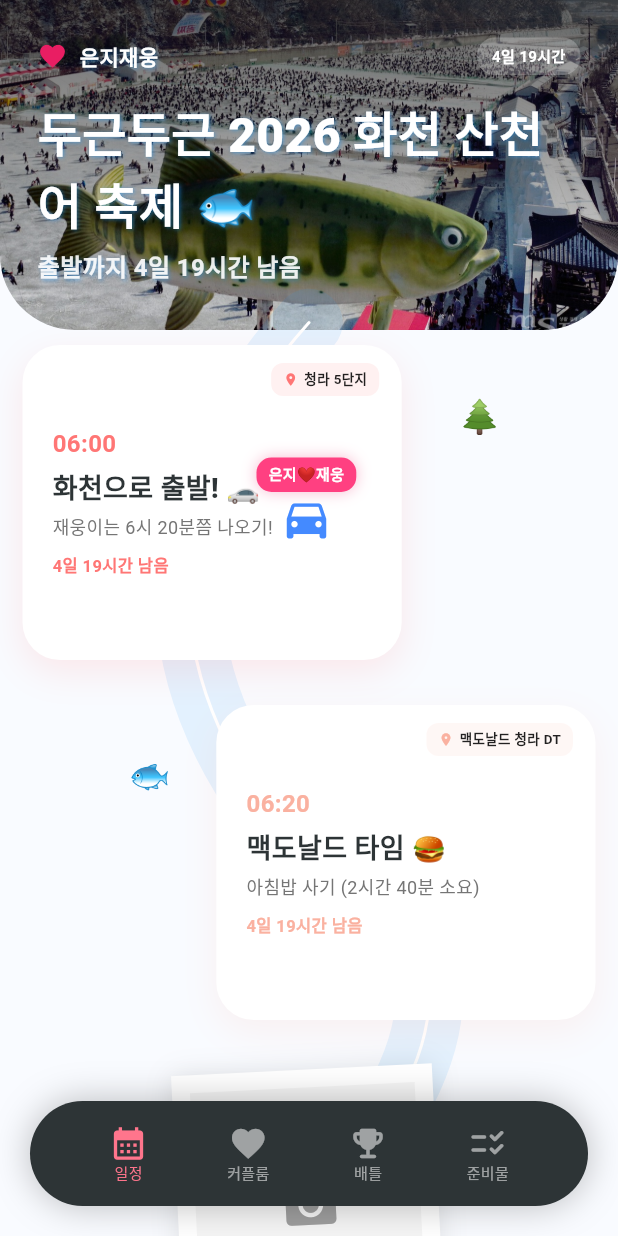
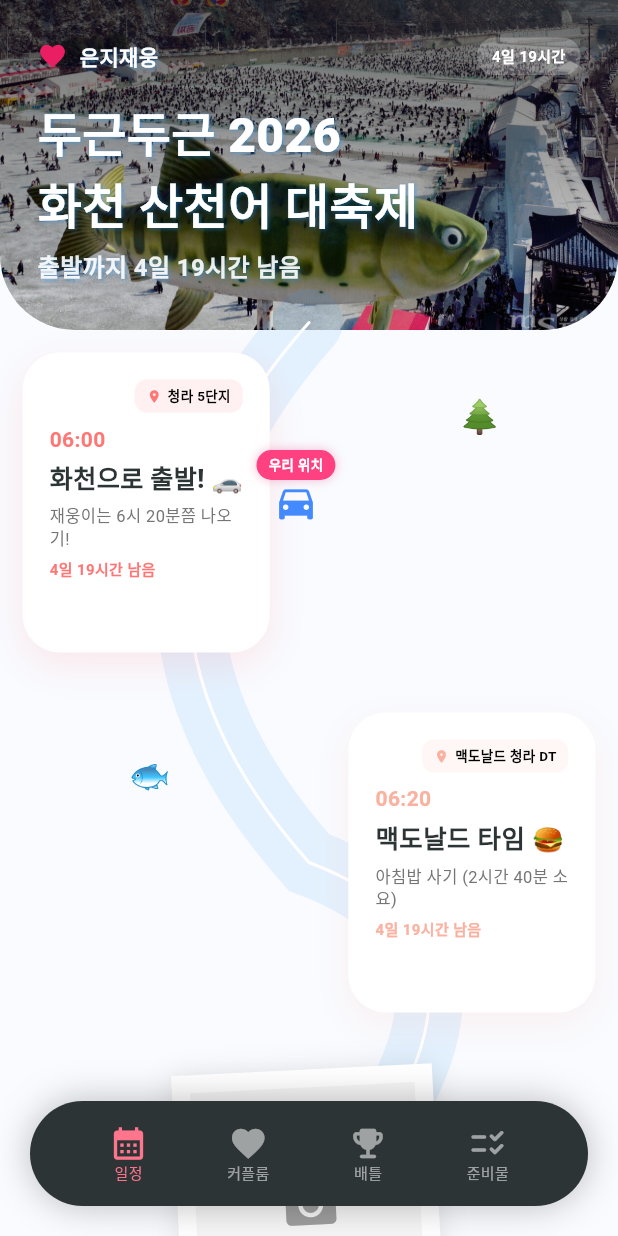
Before and after one commit to grbuguj/sancheon-a, a Flutter app: the screen it shows after launch, on a phone screen of 412 x 824 dp. Run offline on Flutter 3.47's test engine with Material 3 defaults, Android fonts, the phone set to English and light mode, and no system bars; our stand-ins replace image_picker; Roboto replaces fonts that are missing (Pretendard).

Commit message:
add icon in fix

```diff
--- a/lib/main.dart
+++ b/lib/main.dart
@@ -164,10 +164,10 @@ class _BattlePageState extends State<BattlePage> {
                       _buildScoreColumn("은지 🐤", eunjiScore, (v) => setState(() => eunjiScore = (eunjiScore + v).clamp(0, 99))),
                     ],
                   ),
-
-                  // 📜 [최종 확정 내기 룰 보드]
+                  // 📜 [최종 확정 내기 룰 보드] - 반응형 수정 버전
                   Container(
-                    margin: const EdgeInsets.symmetric(horizontal: 200, vertical: 20),
+                    // 가로 여백을 200 -> 20으로 대폭 줄여서 핸드폰 화면에 꽉 차게 만듭니다.
+                    margin: const EdgeInsets.symmetric(horizontal: 20, vertical: 15),
                     padding: const EdgeInsets.all(20),
                     decoration: BoxDecoration(
                       color: Colors.white,
@@ -176,26 +176,28 @@ class _BattlePageState extends State<BattlePage> {
                       boxShadow: [BoxShadow(color: Colors.blueAccent.withOpacity(0.1), blurRadius: 15)],
                     ),
                     child: Column(
+                      mainAxisSize: MainAxisSize.min, // 내용물만큼만 높이 차지
                       children: [
                         Row(
                           mainAxisAlignment: MainAxisAlignment.center,
                           children: const [
                             Text("🏆", style: TextStyle(fontSize: 20)),
                             SizedBox(width: 8),
-                            Text("대결 보상", style: TextStyle(fontSize: 18, fontWeight: FontWeight.bold)),
+                            Text("대결 보상", style: TextStyle(fontSize: 18, fontWeight: FontWeight.bold, color: Color(0xFF2D3436))),
                             SizedBox(width: 8),
                             Text("🏆", style: TextStyle(fontSize: 20)),
                           ],
                         ),
-                        const SizedBox(height: 20),
-                        _buildRuleRow("3마리", "상대방 안마 시원하게 해주기 💆"),
-                        _buildRuleRow("5마리", "지는사람 오늘 설거지 당첨! 🍽️"),
-                        _buildRuleRow("7마리", "오늘 소원권 1회 (오늘써야함!)"),
-                        _buildRuleRow("최종 승리", "평생 소원권 1회 (거부X) 🎫"),
-                        const SizedBox(height: 10),
+                        const SizedBox(height: 15),
+                        // 규칙들을 감싸는 영역
+                        _buildRuleRow("3마리", "상대방 안마 해주기 💆"),
+                        _buildRuleRow("5마리", "오늘 설거지 당첨! 🍽️"),
+                        _buildRuleRow("7마리", "소원권 1회 (오늘 한정)"),
+                        _buildRuleRow("최종승리", "평생 소원권 (거부X) 🎫"),
+                        const Divider(height: 30), // 구분선 추가
                         const Text(
                           "* 주의: 산천어 사기 금지, 정직하게 입력할 것!",
-                          style: TextStyle(fontSize: 11, color: Colors.grey),
+                          style: TextStyle(fontSize: 11, color: Colors.grey, fontWeight: FontWeight.w500),
                         )
                       ],
                     ),
@@ -405,7 +407,7 @@ class _CoupleHomeScreenState extends State<CoupleHomeScreen> {
   double _getCharacterPosition() {
     DateTime now = DateTime.now();
     DateTime startTime = DateTime(2026, 1, 25, 0, 0);
-    DateTime endTime = DateTime(2026, 1, 26, 1, 0);
+    DateTime endTime = DateTime(2026, 1, 26, 2, 0);
     if (now.isBefore(startTime)) return 0.0;
     if (now.isAfter(endTime)) return schedules.length - 1.0;
     return (now.difference(startTime).inSeconds / endTime.difference(startTime).inSeconds) * (schedules.length - 1);
@@ -413,6 +415,8 @@ class _CoupleHomeScreenState extends State<CoupleHomeScreen> {
 
   @override
   Widget build(BuildContext context) {
+    // 1. 현재 화면의 너비를 측정합니다. (반응형 핵심!)
+    double screenWidth = MediaQuery.of(context).size.width;
     String topCountdown = _getLiveStatus("06:00");
     double charPos = _getCharacterPosition();
 
@@ -428,19 +432,23 @@ class _CoupleHomeScreenState extends State<CoupleHomeScreen> {
                 SliverToBoxAdapter(
                   child: Stack(
                     children: [
+                      // 도로를 그리는 부분
                       CustomPaint(
-                        size: Size(MediaQuery.of(context).size.width, schedules.length * itemHeight),
+                        size: Size(screenWidth, schedules.length * itemHeight),
                         painter: RoadMapPainter(count: schedules.length, itemHeight: itemHeight),
                       ),
+                      // 일정 카드들
                       Column(
                         children: List.generate(schedules.length, (index) {
                           if (schedules[index]['type'] == 'photo') {
                             return _buildPhotoStation(index, schedules[index]);
                           }
-                          return _buildLargeScheduleCard(index, schedules[index]);
+                          // _buildLargeScheduleCard에도 인덱스 짝홀수를 판단해서 넘겨주면 더 좋습니다.
+                          return _buildLargeScheduleCard(index, schedules[index], index % 2 != 0);
                         }),
                       ),
-                      _buildCoupleMarker(charPos),
+                      // ⭐ 자동차 마커: 이제 screenWidth를 함께 보내줍니다!
+                      _buildCoupleMarker(charPos, screenWidth),
                     ],
                   ),
                 ),
@@ -492,29 +500,22 @@ class _CoupleHomeScreenState extends State<CoupleHomeScreen> {
   }
 
   // 💳 가로로 길어진 대형 일정 카드
-  Widget _buildLargeScheduleCard(int index, Map<String, dynamic> data) {
-    bool isRight = index % 2 != 0;
+  // ✅ 인자를 3개(index, data, isRight) 받도록 수정
+  Widget _buildLargeScheduleCard(int index, Map<String, dynamic> data, bool isRight) {
     String status = _getLiveStatus(data['time']);
     double screenWidth = MediaQuery.of(context).size.width;
 
     return Container(
       height: itemHeight,
-      // ✅ 패딩을 줄여서 가로 너비를 확보 (중앙 도로 공간만 살짝 비움)
-      padding: EdgeInsets.only(
-          left: isRight ? screenWidth * 0.35 : 15, // 오른쪽 카드는 왼쪽을 35% 비움
-          right: isRight ? 15 : screenWidth * 0.35, // 왼쪽 카드는 오른쪽을 35% 비움
-          top: 15,
-          bottom: 15
-      ),
+      width: double.infinity,
+      padding: const EdgeInsets.symmetric(horizontal: 15),
       alignment: isRight ? Alignment.centerRight : Alignment.centerLeft,
       child: GestureDetector(
         onTap: () => _launchMap(data['place']),
-        child: Stack(
-          children: [
-            Container(
-              // ✅ width를 최대한 확보
-              width: 300,
-              padding: const EdgeInsets.all(20),
+        child: Container(
+          width: screenWidth * 0.4, // 반응형 너비
+          padding: const EdgeInsets.all(18),
+          height: 200,
           decoration: BoxDecoration(
             color: Colors.white,
             borderRadius: BorderRadius.circular(25),
@@ -525,73 +526,65 @@ class _CoupleHomeScreenState extends State<CoupleHomeScreen> {
                   offset: const Offset(0, 8)
               )
             ],
-                border: status.contains("🔥")
-                    ? Border.all(color: Colors.pinkAccent, width: 3)
-                    : null,
+            // 현재 진행 중인 일정은 핑크색 테두리 강조
+            border: status.contains("🔥") ? Border.all(color: Colors.pinkAccent, width: 2.5) : null,
           ),
-              child: Column(
+          child: Stack(
+            children: [
+              Column(
                 crossAxisAlignment: CrossAxisAlignment.start,
                 mainAxisAlignment: MainAxisAlignment.center,
                 children: [
-                  Text(
-                      data['time'],
-                      style: TextStyle(color: data['color'], fontWeight: FontWeight.bold, fontSize: 16)
-                  ),
-                  const SizedBox(height: 5),
-                  Text(
-                      data['title'],
-                      style: const TextStyle(fontWeight: FontWeight.w900, fontSize: 18, color: Color(0xFF2D3436))
+                  Text(data['time'], style: TextStyle(color: data['color'], fontWeight: FontWeight.bold, fontSize: 14)),
+                  const SizedBox(height: 4),
+                  FittedBox(
+                      fit: BoxFit.scaleDown,
+                      child: Text(data['title'], style: const TextStyle(fontWeight: FontWeight.w900, fontSize: 17, color: Color(0xFF2D3436)))
                   ),
                   const SizedBox(height: 4),
-                  // ✅ 설명글도 가로가 넓어져서 보기 편해짐
                   Text(
                       data['desc'],
-                    style: TextStyle(fontSize: 12, color: Colors.grey[600], height: 1.4),
+                      style: TextStyle(fontSize: 11, color: Colors.grey[600], height: 1.3),
                       maxLines: 2,
-                    overflow: TextOverflow.ellipsis,
+                      overflow: TextOverflow.ellipsis
                   ),
                   if (status.isNotEmpty) ...[
-                    const SizedBox(height: 8),
+                    const SizedBox(height: 6),
                     Text(
                         status,
                         style: TextStyle(
-                            fontSize: 11,
-                            color: status.contains("초") && !status.contains("시간") ? Colors.redAccent : data['color'],
+                            fontSize: 10,
+                            color: status.contains("초") ? Colors.redAccent : data['color'],
                             fontWeight: FontWeight.bold
                         )
                     ),
                   ]
                 ],
               ),
-            ),
-            // 📍 우측 상단 장소 뱃지
+              // 우측 상단 장소 뱃지
               Positioned(
-              top: 12,
-              right: 15,
+                top: 0,
+                right: 0,
                 child: Container(
                   padding: const EdgeInsets.symmetric(horizontal: 8, vertical: 4),
                   decoration: BoxDecoration(
                       color: data['color'].withOpacity(0.1),
-                  borderRadius: BorderRadius.circular(8),
+                      borderRadius: BorderRadius.circular(8)
                   ),
                   child: Row(
-                  mainAxisSize: MainAxisSize.min,
                     children: [
                       Icon(Icons.location_on, size: 10, color: data['color']),
                       const SizedBox(width: 4),
                       Text(
                           data['place'],
-                      style: const TextStyle(
-                          fontSize: 9,
-                          color: Colors.black87,
-                          fontWeight: FontWeight.bold
-                      ),
+                          style: const TextStyle(fontSize: 9, color: Colors.black, fontWeight: FontWeight.bold)
                       ),
                     ],
                   ),
                 ),
               ),
             ],
+          ),
         ),
       ),
     );
@@ -635,7 +628,7 @@ class _CoupleHomeScreenState extends State<CoupleHomeScreen> {
               ],
             ),
             const SizedBox(height: 15),
-            Text("두근두근 2026 화천 산천어 축제 🐟", style: TextStyle(color: Colors.white, fontSize: 32, fontWeight: FontWeight.w900, shadows: shadows)),
+            Text("두근두근 2026 \n화천 산천어 대축제", style: TextStyle(color: Colors.white, fontSize: 32, fontWeight: FontWeight.w900, shadows: shadows)),
             const SizedBox(height: 5),
             Text("출발까지 $countdown", style: TextStyle(color: Colors.white.withOpacity(0.9), fontSize: 16, fontWeight: FontWeight.bold, shadows: shadows)),
           ],
@@ -644,23 +637,40 @@ class _CoupleHomeScreenState extends State<CoupleHomeScreen> {
     );
   }
 
-  Widget _buildCoupleMarker(double pos) {
-    double xOffset = MediaQuery.of(context).size.width / 2;
+  Widget _buildCoupleMarker(double pos, double screenWidth) {
+    // 1. 현재 어떤 칸에 있는지 확인
+    int currentIdx = pos.floor();
+    double t = pos - currentIdx; // 한 칸 안에서의 진행도 (0.0 ~ 1.0)
+
+    // 2. 도로의 중심점 계산
+    double centerX = screenWidth / 2;
+    double curveXOffset = (currentIdx % 2 == 0) ? 50 : -50; // Painter와 동일한 굴곡값
+
+    // 3. ⭐ 핵심: 2차 베지에 곡선 공식 (도로와 100% 일치시킴)
+    // 자동차의 가로 위치(x)를 도로 곡선 공식에 대입합니다.
+    double xPos = (1 - t) * (1 - t) * centerX +
+        2 * (1 - t) * t * (centerX + curveXOffset) +
+        t * t * centerX;
+
+    // 4. 세로 위치 계산
     double yOffset = pos * itemHeight + (itemHeight / 2);
-    double xPos = xOffset + (pos % 2 == 0 ? -70 : 70) * sin(pos * pi);
 
     return AnimatedPositioned(
       duration: const Duration(milliseconds: 500),
-      top: yOffset - 30,
-      left: xPos - 35,
+      top: yOffset - 35, // 자동차 아이콘 크기 절반만큼 보정
+      left: xPos - 35,  // 자동차 아이콘 중앙 정렬
       child: Column(
         children: [
           Container(
-            padding: const EdgeInsets.symmetric(horizontal: 8, vertical: 4),
-            decoration: BoxDecoration(color: Colors.pinkAccent, borderRadius: BorderRadius.circular(10), boxShadow: [BoxShadow(color: Colors.pink.withOpacity(0.3), blurRadius: 8)]),
-            child: const Text("은지❤️재웅", style: TextStyle(color: Colors.white, fontSize: 10, fontWeight: FontWeight.bold)),
+            padding: const EdgeInsets.symmetric(horizontal: 8, vertical: 3),
+            decoration: BoxDecoration(
+              color: Colors.pinkAccent,
+              borderRadius: BorderRadius.circular(10),
+              boxShadow: [BoxShadow(color: Colors.pink.withOpacity(0.3), blurRadius: 5)],
             ),
-          const Icon(Icons.directions_car, color: Colors.blueAccent, size: 35),
+            child: const Text("우리 위치", style: TextStyle(color: Colors.white, fontSize: 9, fontWeight: FontWeight.bold)),
+          ),
+          const Icon(Icons.directions_car, color: Colors.blueAccent, size: 30),
         ],
       ),
     );
@@ -806,7 +816,7 @@ class _CoupleRoomPageState extends State<CoupleRoomPage> with TickerProviderStat
                     borderRadius: BorderRadius.circular(25),
                   ),
                   child: const Text(
-                    "화천에서 산천어 많이 잡고\n맛있는 거 먹으면서 행복한 시간 보내자!\n은지야 운전 조심해! 사랑해❤️",
+                    "화천에서 산천어 많이 잡고\n맛난거 먹으면서 행복한 시간 보내자!\n은지야 운전 조심해! 사랑해❤️",
                     textAlign: TextAlign.center,
                     style: TextStyle(color: Color(0xFF444444), height: 1.8, fontSize: 15),
                   ),
--- a/pubspec.yaml
+++ b/pubspec.yaml
@@ -75,7 +75,7 @@ flutter:
   #   - images/a_dot_burr.jpeg
   #   - images/a_dot_ham.jpeg
 
-  # An image asset can refer to one or more resolution-specific "variants", see
+  # An images asset can refer to one or more resolution-specific "variants", see
   # https://flutter.dev/to/resolution-aware-images
 
   # For details regarding adding assets from package dependencies, see
```
Also changed, not shown: assets/images/icon.png (renamed from assets/image/icon.png), pubspec.lock, 20 other files. Lines whose indentation alone changed are shown as unchanged.
